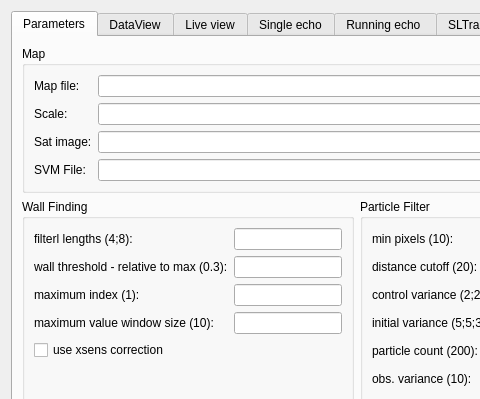
iti-luebeck/HANSE2011, file Hanse/Module_SonarLocalization/form_sonarlocalization.ui: the form before one commit; both pictures show x 0 to 480 and y 0 to 399 of the 925 by 769 pixel window.
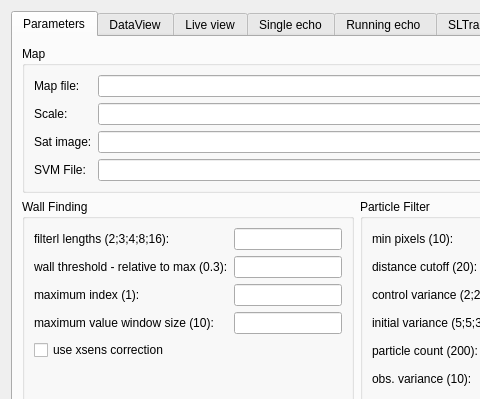
The form after the commit. Custom widgets are drawn as their Qt base class.

The edit to the form file:
```diff
--- a/Hanse/Module_SonarLocalization/form_sonarlocalization.ui
+++ b/Hanse/Module_SonarLocalization/form_sonarlocalization.ui
@@ -146,7 +146,7 @@
           <item row="1" column="0">
            <widget class="QLabel" name="label_5">
             <property name="text">
-             <string>filterl lengths (4;8):</string>
+             <string>filterl lengths (2;3;4;8;16):</string>
             </property>
            </widget>
           </item>
```
